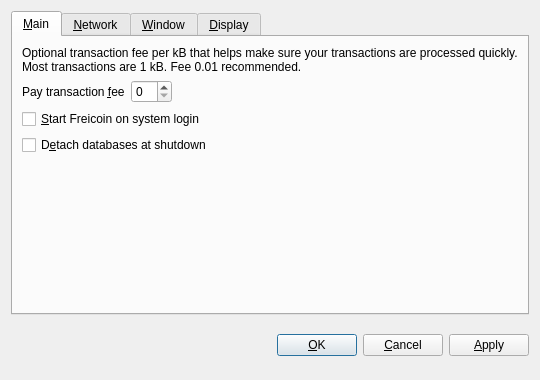
The window that src/qt/forms/optionsdialog.ui (dixiecoin/dixiecoin) describes before a commit, drawn with Qt 5.
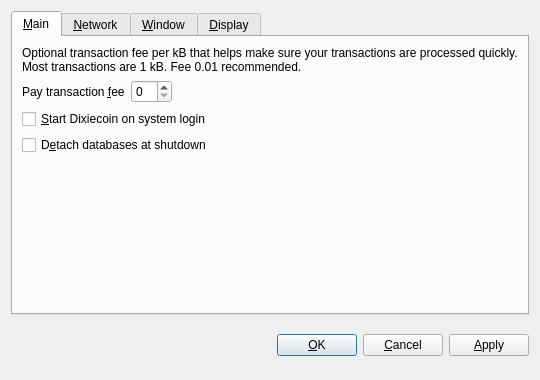
The same window after the commit. Custom widgets are drawn as their Qt base class.

```diff
--- a/src/qt/forms/optionsdialog.ui
+++ b/src/qt/forms/optionsdialog.ui
@@ -82,7 +82,7 @@
           <string>Automatically start Freicoin after logging in to the system.</string>
          </property>
          <property name="text">
-          <string>&amp;Start Freicoin on system login</string>
+          <string>&amp;Start Dixiecoin on system login</string>
          </property>
         </widget>
        </item>
```
Left out of the diff: 14 changed lines with no effect on the pictures.
